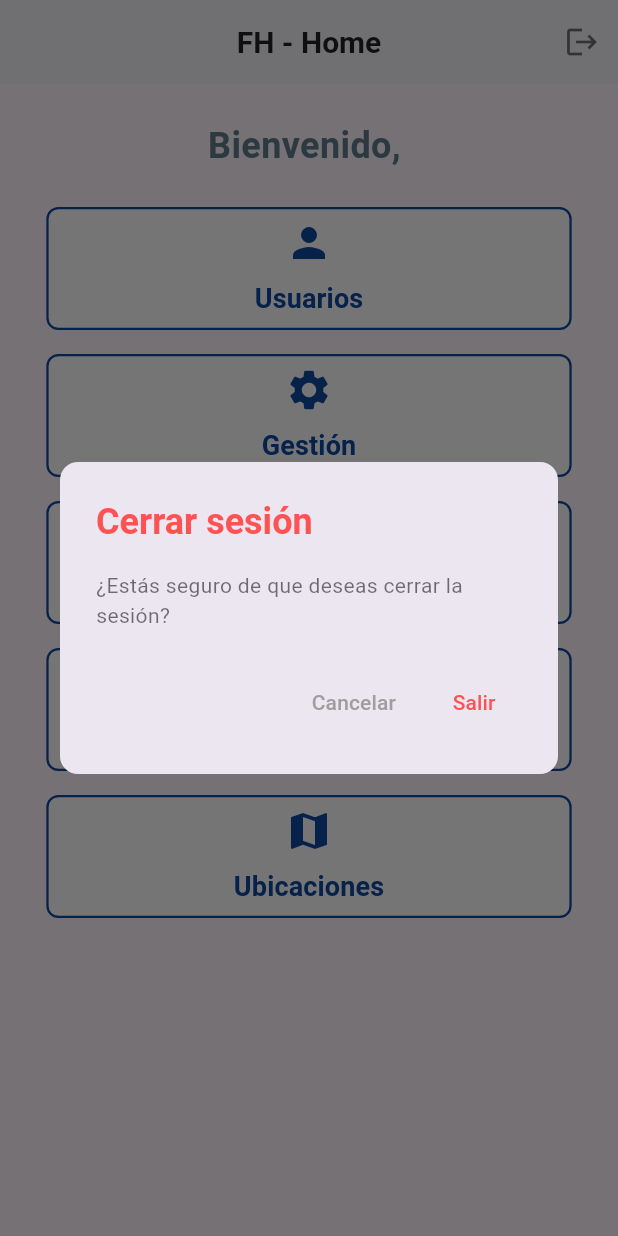
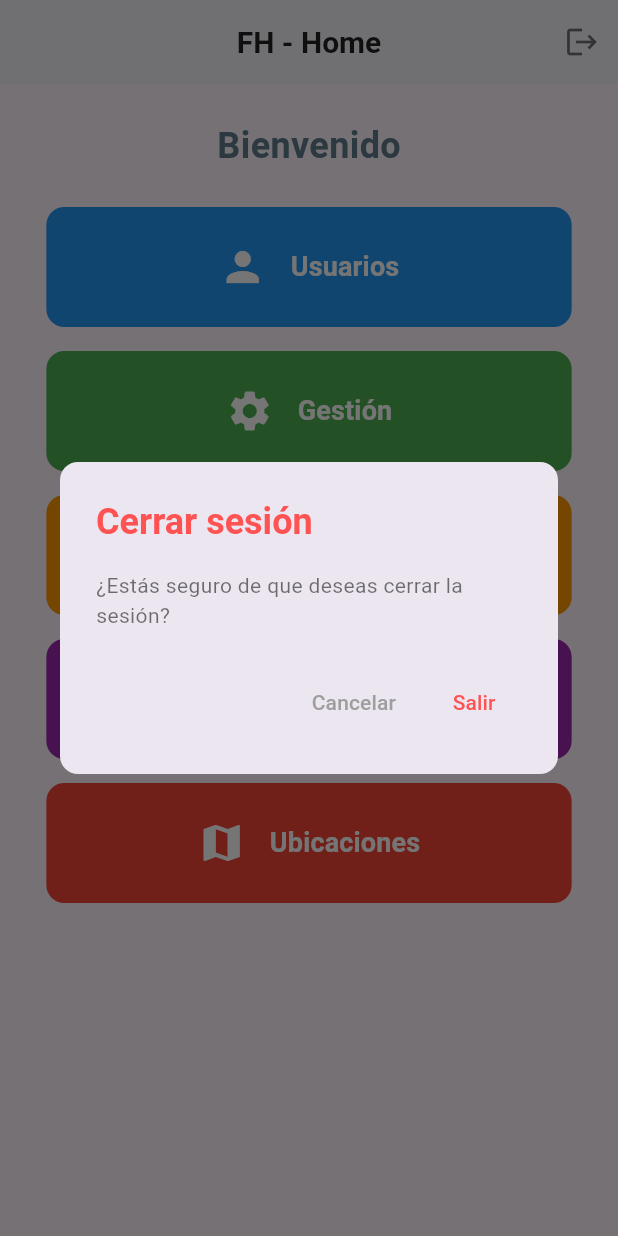
Before and after one commit to familiahuecas/frontend, a Flutter app: the HomeScreen screen opened directly, after a tap on the "logout" icon, on a phone screen of 412 x 824 dp. Run offline on Flutter 3.47's test engine with Material 3 defaults, Android fonts, the phone set to English and light mode, and no system bars; our stand-ins replace dio, google_maps_flutter, image_picker, permission_handler, shared_preferences; missing offline and left inert: android_intent_plus, animated_tree_view, file_selector, flutter_file_downloader; accounts and stored records are empty.

Commit message:
cambio estilo en home

```diff
--- a/lib/screen/home_screen.dart
+++ b/lib/screen/home_screen.dart
@@ -2,9 +2,7 @@ import 'package:familiahuecasfrontend/screen/ubicacion.dart';
 import 'package:familiahuecasfrontend/screen/user.dart';
 import 'package:familiahuecasfrontend/screen/widget/common_header.dart';
 import 'package:flutter/material.dart';
-import '../apirest/api_service.dart';
-import '../model/user.dart';
-import 'documentos.dart';
+
 import 'documentos.dart';
 import 'gestion.dart';
 import 'maquinas.dart';
@@ -19,31 +17,6 @@ class HomeScreen extends StatefulWidget {
 }
 
 class _HomeScreenState extends State<HomeScreen> {
-  User? currentUser;
-  bool _isLoading = true;
-  final ApiService apiService = ApiService();
-
-  @override
-  void initState() {
-    super.initState();
-    fetchCurrentUser();
-  }
-
-  Future<void> fetchCurrentUser() async {
-    try {
-      final user = await apiService.getUser();
-      setState(() {
-        currentUser = user;
-        _isLoading = false;
-      });
-    } catch (e) {
-      setState(() {
-        _isLoading = false;
-      });
-      print('Error: $e');
-    }
-  }
-
   @override
   Widget build(BuildContext context) {
     return Scaffold(
@@ -55,16 +28,12 @@ class _HomeScreenState extends State<HomeScreen> {
         child: Container(
           width: MediaQuery.of(context).size.width * 0.85,
           padding: const EdgeInsets.symmetric(vertical: 24.0),
-          child: _isLoading
-              ? Center(child: CircularProgressIndicator())
-              : currentUser == null
-              ? Center(child: Text('Error al cargar la información del usuario'))
-              : Column(
+          child: Column(
             crossAxisAlignment: CrossAxisAlignment.center,
             children: [
               // Saludo al usuario
               Text(
-                'Bienvenido, ${currentUser!.name}',
+                'Bienvenido',
                 style: TextStyle(
                   fontSize: 24,
                   fontWeight: FontWeight.bold,
@@ -77,185 +46,116 @@ class _HomeScreenState extends State<HomeScreen> {
                   child: Column(
                     crossAxisAlignment: CrossAxisAlignment.center,
                     children: [
-                      // Botón "Usuarios"
-                      TextButton(
-                        onPressed: () {
+                      _buildMenuButton(
+                        title: 'Usuarios',
+                        icon: Icons.person,
+                        backgroundColor: Colors.blue,
+                        onTap: () {
                           Navigator.push(
                             context,
-                            MaterialPageRoute(builder: (context) => UsuariosScreen()),
+                            MaterialPageRoute(
+                                builder: (context) => UsuariosScreen()),
                           );
                         },
-                        style: TextButton.styleFrom(
-                          backgroundColor: Colors.white,
-                          minimumSize: Size(double.infinity, 80),
-                          shape: RoundedRectangleBorder(
-                            borderRadius: BorderRadius.circular(8),
-                            side: BorderSide(color: Colors.blue[900]!, width: 1.5), // Azul marino
-                          ),
-                          elevation: 5,
-                        ),
-                        child: Column(
-                          mainAxisAlignment: MainAxisAlignment.center,
-                          children: [
-                            Icon(Icons.person, color: Colors.blue[900], size: 32), // Azul marino
-                            SizedBox(height: 8),
-                            Text(
-                              'Usuarios',
-                              style: TextStyle(
-                                color: Colors.blue[900], // Azul marino
-                                fontSize: 18,
-                                fontWeight: FontWeight.w600,
-                              ),
-                            ),
-                          ],
-                        ),
                       ),
                       SizedBox(height: 16),
-                      // Botón "Gestión"
-                      TextButton(
-                        onPressed: () {
+                      _buildMenuButton(
+                        title: 'Gestión',
+                        icon: Icons.settings,
+                        backgroundColor: Colors.green,
+                        onTap: () {
                           Navigator.push(
                             context,
-                            MaterialPageRoute(builder: (context) => GestionScreen()),
+                            MaterialPageRoute(
+                                builder: (context) => GestionScreen()),
                           );
                         },
-                        style: TextButton.styleFrom(
-                          backgroundColor: Colors.white,
-                          minimumSize: Size(double.infinity, 80),
-                          shape: RoundedRectangleBorder(
-                            borderRadius: BorderRadius.circular(8),
-                            side: BorderSide(color: Colors.blue[900]!, width: 1.5), // Azul marino
-                          ),
-                          elevation: 5,
-                        ),
-                        child: Column(
-                          mainAxisAlignment: MainAxisAlignment.center,
-                          children: [
-                            Icon(Icons.settings, color: Colors.blue[900], size: 32), // Azul marino
-                            SizedBox(height: 8),
-                            Text(
-                              'Gestión',
-                              style: TextStyle(
-                                color: Colors.blue[900], // Azul marino
-                                fontSize: 18,
-                                fontWeight: FontWeight.w600,
-                              ),
-                            ),
-                          ],
-                        ),
                       ),
                       SizedBox(height: 16),
-                      // Botón "Máquinas"
-                      TextButton(
-                        onPressed: () {
+                      _buildMenuButton(
+                        title: 'Máquinas',
+                        icon: Icons.computer,
+                        backgroundColor: Colors.orange,
+                        onTap: () {
                           Navigator.push(
                             context,
-                            MaterialPageRoute(builder: (context) => MaquinasScreen()),
+                            MaterialPageRoute(
+                                builder: (context) => MaquinasScreen()),
                           );
                         },
-                        style: TextButton.styleFrom(
-                          backgroundColor: Colors.white,
-                          minimumSize: Size(double.infinity, 80),
-                          shape: RoundedRectangleBorder(
-                            borderRadius: BorderRadius.circular(8),
-                            side: BorderSide(color: Colors.blue[900]!, width: 1.5), // Azul marino
-                          ),
-                          elevation: 5,
-                        ),
-                        child: Column(
-                          mainAxisAlignment: MainAxisAlignment.center,
-                          children: [
-                            Icon(Icons.computer, color: Colors.blue[900], size: 32), // Azul marino
-                            SizedBox(height: 8),
-                            Text(
-                              'Máquinas',
-                              style: TextStyle(
-                                color: Colors.blue[900], // Azul marino
-                                fontSize: 18,
-                                fontWeight: FontWeight.w600,
-                              ),
-                            ),
-                          ],
-                        ),
                       ),
                       SizedBox(height: 16),
-                      // Botón "Documentos"
-                      TextButton(
-                        onPressed: () {
+                      _buildMenuButton(
+                        title: 'Documentos',
+                        icon: Icons.folder,
+                        backgroundColor: Colors.purple,
+                        onTap: () {
                           Navigator.push(
                             context,
-                            MaterialPageRoute(builder: (context) => DocumentosScreen()),
+                            MaterialPageRoute(
+                                builder: (context) => DocumentosScreen()),
                           );
                         },
-                        style: TextButton.styleFrom(
-                          backgroundColor: Colors.white,
-                          minimumSize: Size(double.infinity, 80),
-                          shape: RoundedRectangleBorder(
-                            borderRadius: BorderRadius.circular(8),
-                            side: BorderSide(color: Colors.blue[900]!, width: 1.5), // Azul marino
-                          ),
-                          elevation: 5,
-                        ),
-                        child: Column(
-                          mainAxisAlignment: MainAxisAlignment.center,
-                          children: [
-                            Icon(Icons.folder, color: Colors.blue[900], size: 32), // Azul marino
-                            SizedBox(height: 8),
-                            Text(
-                              'Documentos',
-                              style: TextStyle(
-                                color: Colors.blue[900], // Azul marino
-                                fontSize: 18,
-                                fontWeight: FontWeight.w600,
-                              ),
-                            ),
-                          ],
-                        ),
                       ),
                       SizedBox(height: 16),
-                      // Botón "Documentos"
-                      TextButton(
-                        onPressed: () {
+                      _buildMenuButton(
+                        title: 'Ubicaciones',
+                        icon: Icons.map,
+                        backgroundColor: Colors.red,
+                        onTap: () {
                           Navigator.push(
                             context,
-                            MaterialPageRoute(builder: (context) => UbicacionScreen()),
+                            MaterialPageRoute(
+                                builder: (context) => UbicacionScreen()),
                           );
                         },
-                        style: TextButton.styleFrom(
-                          backgroundColor: Colors.white,
-                          minimumSize: Size(double.infinity, 80),
-                          shape: RoundedRectangleBorder(
-                            borderRadius: BorderRadius.circular(8),
-                            side: BorderSide(color: Colors.blue[900]!, width: 1.5), // Azul marino
-                          ),
-                          elevation: 5,
-                        ),
-                        child: Column(
-                          mainAxisAlignment: MainAxisAlignment.center,
-                          children: [
-                            Icon(Icons.map, color: Colors.blue[900], size: 32), // Azul marino
-                            SizedBox(height: 8),
-                            Text(
-                              'Ubicaciones',
-                              style: TextStyle(
-                                color: Colors.blue[900], // Azul marino
-                                fontSize: 18,
-                                fontWeight: FontWeight.w600,
-                              ),
-                            ),
-                          ],
-                        ),
                       ),
                     ],
                   ),
-
                 ),
               ),
             ],
           ),
         ),
       ),
+    );
+  }
 
+  Widget _buildMenuButton({
+    required String title,
+    required IconData icon,
+    required Color backgroundColor,
+    required VoidCallback onTap,
+  }) {
+    return TextButton(
+      onPressed: onTap,
+      style: TextButton.styleFrom(
+        backgroundColor: backgroundColor,
+        minimumSize: Size(double.infinity, 80),
+        shape: RoundedRectangleBorder(
+          borderRadius: BorderRadius.circular(12),
+        ),
+        elevation: 5,
+      ),
+      child: Row(
+        mainAxisAlignment: MainAxisAlignment.center,
+        children: [
+          Icon(
+            icon,
+            color: Colors.white,
+            size: 32,
+          ),
+          SizedBox(width: 16),
+          Text(
+            title,
+            style: TextStyle(
+              color: Colors.white,
+              fontSize: 18,
+              fontWeight: FontWeight.bold,
+            ),
+          ),
+        ],
+      ),
     );
   }
 }
--- a/pubspec.yaml
+++ b/pubspec.yaml
@@ -33,6 +33,7 @@ dependencies:
   geolocator: ^9.0.2
   url_launcher: ^6.1.5
   image_picker: ^0.8.7+3
+  carousel_slider: ^5.0.0
 dev_dependencies:
   flutter_test:
     sdk: flutter
```
Also changed, not shown: pubspec.lock.
